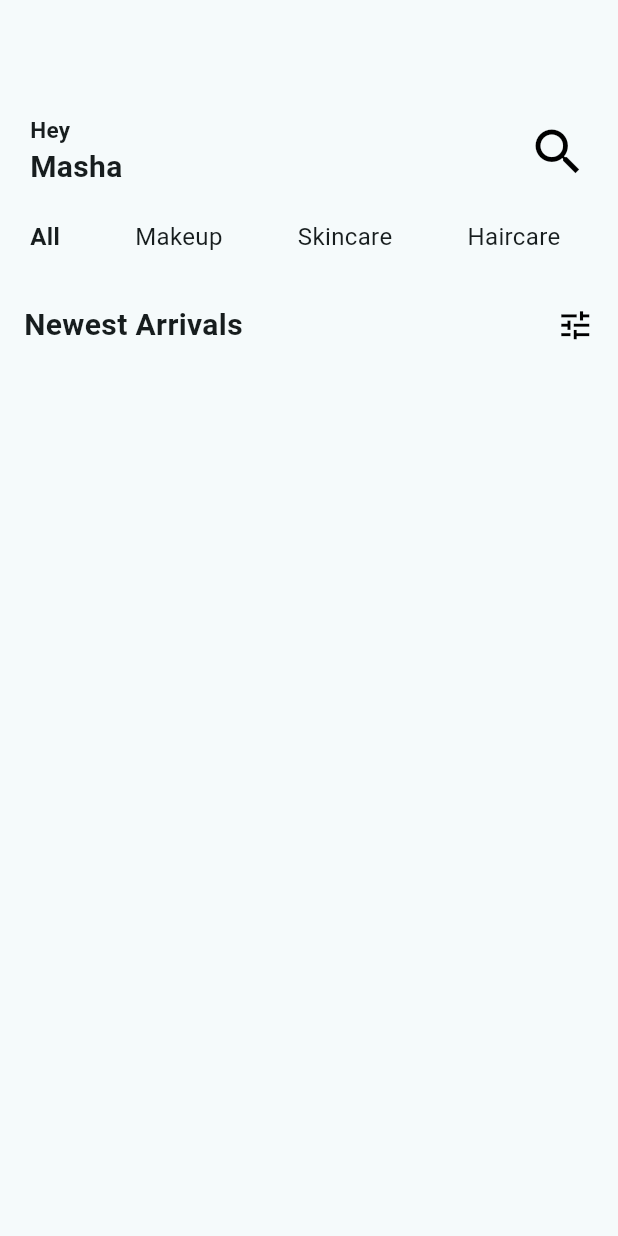
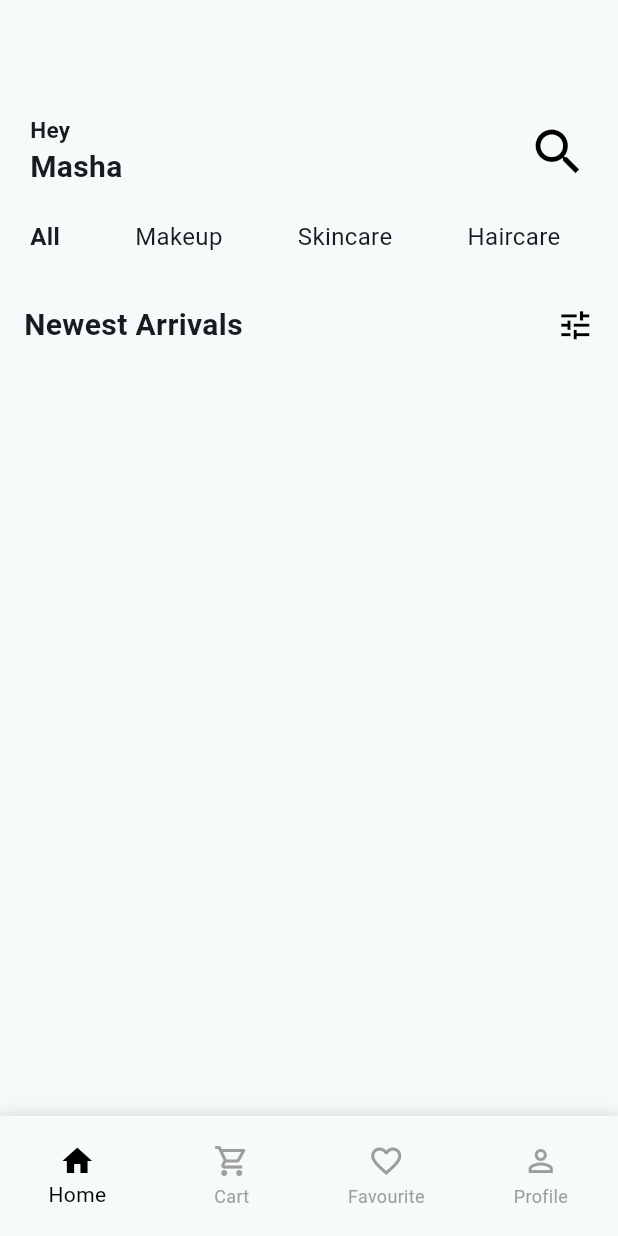
Before and after one commit to kidu90/cosmetics_supplies_mobile_application, a Flutter app: the screen it shows after launch, on a phone screen of 412 x 824 dp. Run offline on Flutter 3.47's test engine with Material 3 defaults, Android fonts, the light colour scheme and no system bars.

Commit message:
Refactor home screen to use stateful widget and add bottom navigation bar; create profile screen and bottom navigation component

```diff
--- a/lib/screens/home_screen.dart
+++ b/lib/screens/home_screen.dart
@@ -1,8 +1,29 @@
 import 'package:cosmetic_supplies_application/shared/category_card.dart';
+import 'package:cosmetic_supplies_application/shared/bottom_nav.dart';
 import 'package:flutter/material.dart';
 
-class HomeScreen extends StatelessWidget {
+class HomeScreen extends StatefulWidget {
   const HomeScreen({super.key});
+
+  @override
+  State<HomeScreen> createState() => _HomeScreenState();
+}
+
+class _HomeScreenState extends State<HomeScreen> {
+  int _selectedIndex = 0;
+
+  final List<Widget> _screens = [
+    Center(child: Text("HomeScreen", style: TextStyle(fontSize: 24))),
+    Center(child: Text("Cart", style: TextStyle(fontSize: 24))),
+    Center(child: Text("Favourite", style: TextStyle(fontSize: 24))),
+    Center(child: Text("ProfileScreen", style: TextStyle(fontSize: 24))),
+  ];
+
+  void _onItemTapped(int index) {
+    setState(() {
+      _selectedIndex = index;
+    });
+  }
 
   @override
   Widget build(BuildContext context) {
@@ -11,11 +32,12 @@ class HomeScreen extends StatelessWidget {
         title: const Text(''),
       ),
       body: const SafeArea(
+        child: SingleChildScrollView(
           child: Column(
             crossAxisAlignment: CrossAxisAlignment.start,
             children: [
               Padding(
-              padding: const EdgeInsets.all(20.0),
+                padding: EdgeInsets.all(20.0),
                 child: Row(
                   mainAxisAlignment: MainAxisAlignment.spaceBetween,
                   children: [
@@ -38,34 +60,34 @@ class HomeScreen extends StatelessWidget {
                       Icons.search,
                       size: 40,
                       color: Colors.black,
-                  )
+                    ),
                   ],
                 ),
               ),
               CategoryCard(),
-            Column(
-              children: [
               Padding(
-                  padding: const EdgeInsets.all(16.0),
+                padding: EdgeInsets.all(16.0),
                 child: Row(
                   mainAxisAlignment: MainAxisAlignment.spaceBetween,
                   children: [
                     Text(
                       "Newest Arrivals",
-                        style: TextStyle(
-                            fontSize: 20, fontWeight: FontWeight.w600),
+                      style:
+                          TextStyle(fontSize: 20, fontWeight: FontWeight.w600),
                     ),
                     Icon(
                       Icons.tune,
                       size: 25,
                       color: Colors.black,
-                      )
+                    ),
                   ],
                 ),
               ),
             ],
-            )
-          ],
-        )));
+          ),
+        ),
+      ),
+      bottomNavigationBar: BottomNavBar(), // Fixed at the bottom
+    );
   }
 }
--- /dev/null
+++ b/lib/screens/profile_screen.dart
@@ -0,0 +1,15 @@
+import 'package:flutter/material.dart';
+
+class ProfileScreen extends StatefulWidget {
+  const ProfileScreen({super.key});
+
+  @override
+  State<ProfileScreen> createState() => _ProfileScreenState();
+}
+
+class _ProfileScreenState extends State<ProfileScreen> {
+  @override
+  Widget build(BuildContext context) {
+    return const Placeholder();
+  }
+}
--- /dev/null
+++ b/lib/shared/bottom_nav.dart
@@ -0,0 +1,62 @@
+import 'package:flutter/material.dart';
+
+class BottomNavBar extends StatefulWidget {
+  const BottomNavBar({super.key});
+
+  @override
+  State<BottomNavBar> createState() => _CustomBottomNavBarState();
+}
+
+class _CustomBottomNavBarState extends State<BottomNavBar> {
+  int _selectedIndex = 0;
+
+  @override
+  Widget build(BuildContext context) {
+    return Container(
+      height: 80,
+      decoration: BoxDecoration(
+        color: Colors.grey,
+        boxShadow: [
+          BoxShadow(
+            color: Colors.black.withOpacity(0.05),
+            blurRadius: 8,
+            offset: const Offset(0, -4),
+          ),
+        ],
+      ),
+      child: BottomNavigationBar(
+        currentIndex: _selectedIndex,
+        onTap: (index) {
+          setState(() {
+            _selectedIndex = index;
+          });
+        },
+        type: BottomNavigationBarType.fixed,
+        selectedItemColor: Colors.black,
+        unselectedItemColor: Colors.grey,
+        items: const [
+          BottomNavigationBarItem(
+            icon: Icon(Icons.home_outlined),
+            activeIcon: Icon(Icons.home),
+            label: 'Home',
+          ),
+          BottomNavigationBarItem(
+            icon: Icon(Icons.shopping_cart_outlined),
+            activeIcon: Icon(Icons.shopping_cart),
+            label: 'Cart',
+          ),
+          BottomNavigationBarItem(
+            icon: Icon(Icons.favorite_border),
+            activeIcon: Icon(Icons.favorite),
+            label: 'Favourite',
+          ),
+          BottomNavigationBarItem(
+            icon: Icon(Icons.person_outline),
+            activeIcon: Icon(Icons.person),
+            label: 'Profile',
+          ),
+        ],
+      ),
+    );
+  }
+}
```
Also changed, not shown: lib/screens/cart.dart (added), lib/shared/product_card.dart (added). Lines whose indentation alone changed are shown as unchanged.
